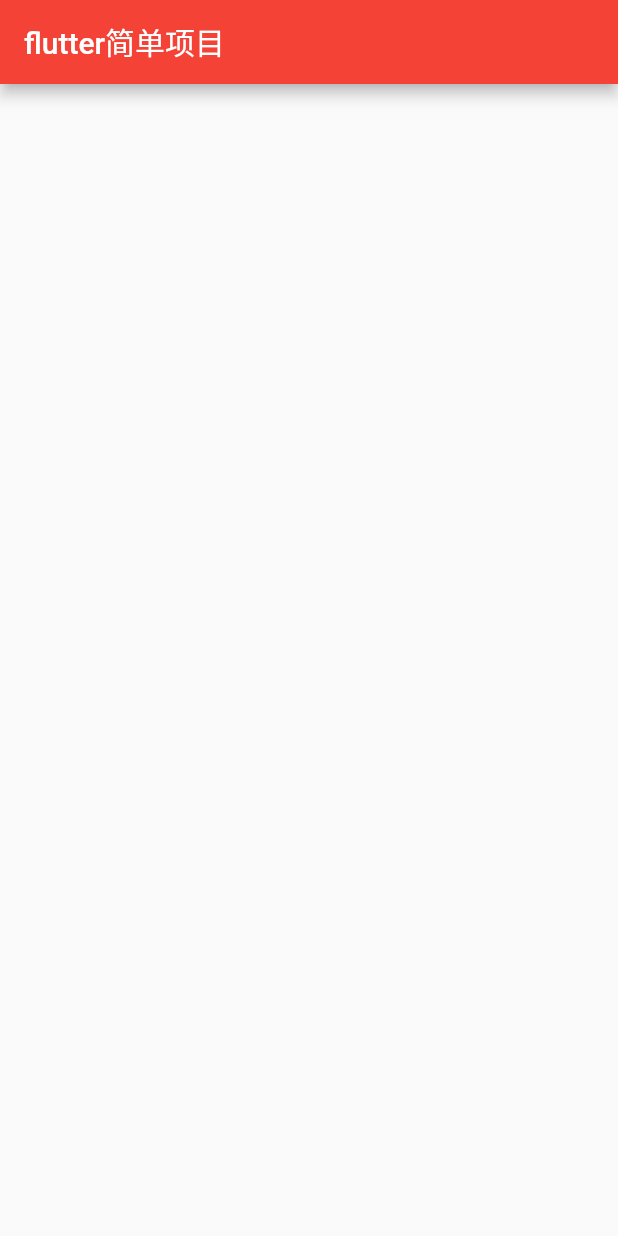
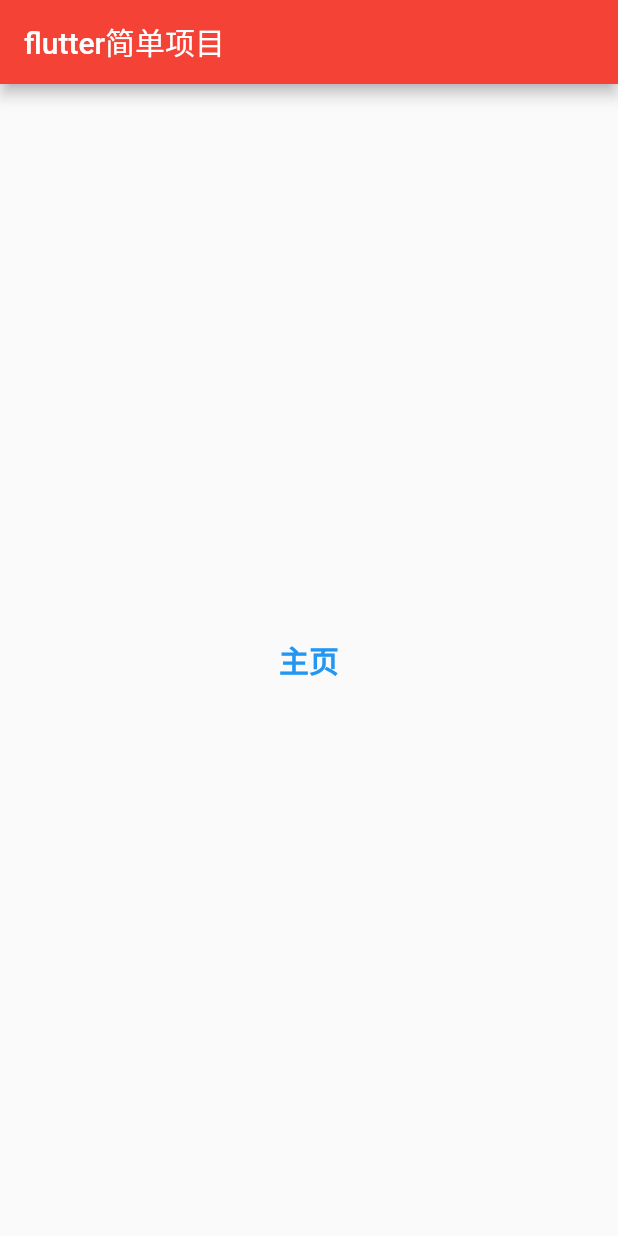
Before and after one commit to wd-wd/flutter-simple-pj, a Flutter app: the screen it shows after launch, on a phone screen of 412 x 824 dp. Run offline on Flutter 3.47's test engine with Material 2 defaults, Android fonts, the phone set to English and light mode, and no system bars.

Commit message:
添加主页文字

```diff
--- a/lib/main.dart
+++ b/lib/main.dart
@@ -11,17 +11,26 @@ class MyApp extends StatelessWidget {
       theme: ThemeData(
         primarySwatch: Colors.red,
       ),
-      home:Scaffold(
+      home: Scaffold(
         appBar: AppBar(
           title: Text(
             'flutter简单项目',
 //            textAlign: TextAlign.center,
             style: TextStyle(
-              color: Colors.white
+                color: Colors.white
             ),
           ),
         ),
-      ) ,
+        body: Center(
+          child: Text('主页',
+            style: TextStyle(
+              color: Colors.blue,
+              fontWeight: FontWeight.w700,
+              fontSize: 20.0
+            ),
+          ),
+        ),
+      ),
     );
   }
 }
```
